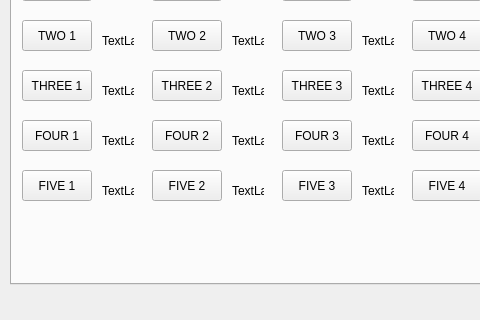
Above: mainwindow.ui from ahmetcihan/hand_recognition before the change; both pictures show x 0 to 480 and y 126 to 446 of the 688 by 446 pixel window. Below: the same form after it.
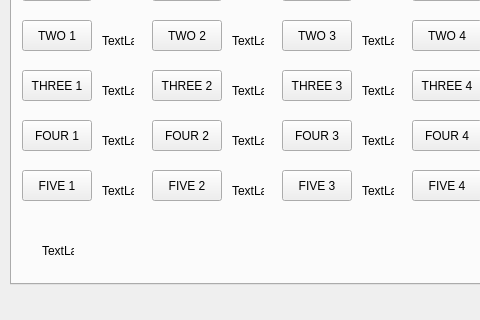
That is the form after the change. The open tabs and pages were chosen to show the change.

What changed in the file:
```diff
--- a/mainwindow.ui
+++ b/mainwindow.ui
@@ -420,19 +420,6 @@
        <string>START STREAM</string>
       </property>
      </widget>
-     <widget class="QLabel" name="label_video_small_monochrome_2">
-      <property name="geometry">
-       <rect>
-        <x>80</x>
-        <y>310</y>
-        <width>32</width>
-        <height>42</height>
-       </rect>
-      </property>
-      <property name="text">
-       <string>TextLabel</string>
-      </property>
-     </widget>
     </widget>
     <widget class="QWidget" name="tab_3">
      <attribute name="title">
@@ -1218,6 +1205,19 @@
        <string>TextLabel</string>
       </property>
      </widget>
+     <widget class="QLabel" name="label_video_small_monochrome_2">
+      <property name="geometry">
+       <rect>
+        <x>30</x>
+        <y>320</y>
+        <width>32</width>
+        <height>42</height>
+       </rect>
+      </property>
+      <property name="text">
+       <string>TextLabel</string>
+      </property>
+     </widget>
     </widget>
    </widget>
   </widget>
```
Left out of the diff: 2 changed lines with no effect on the pictures.
